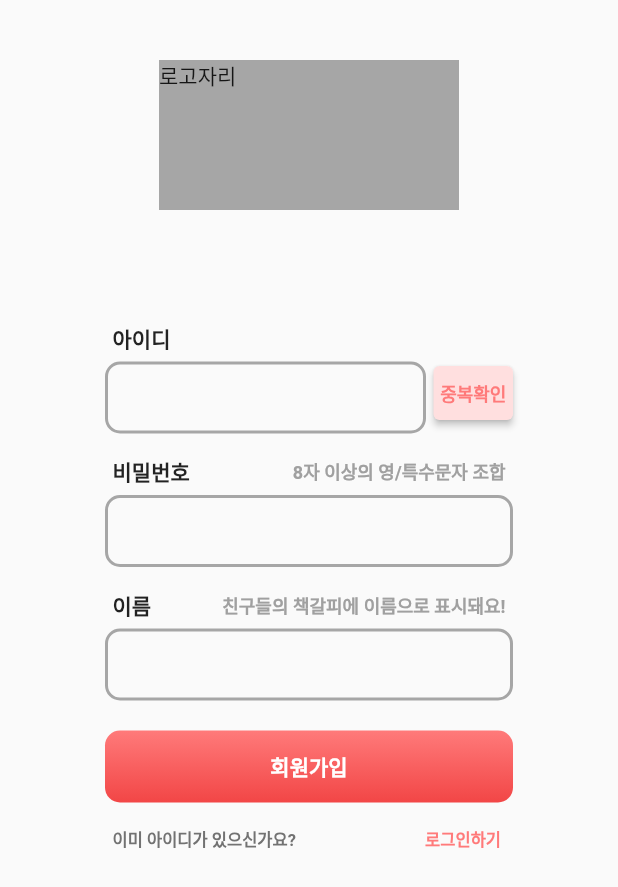
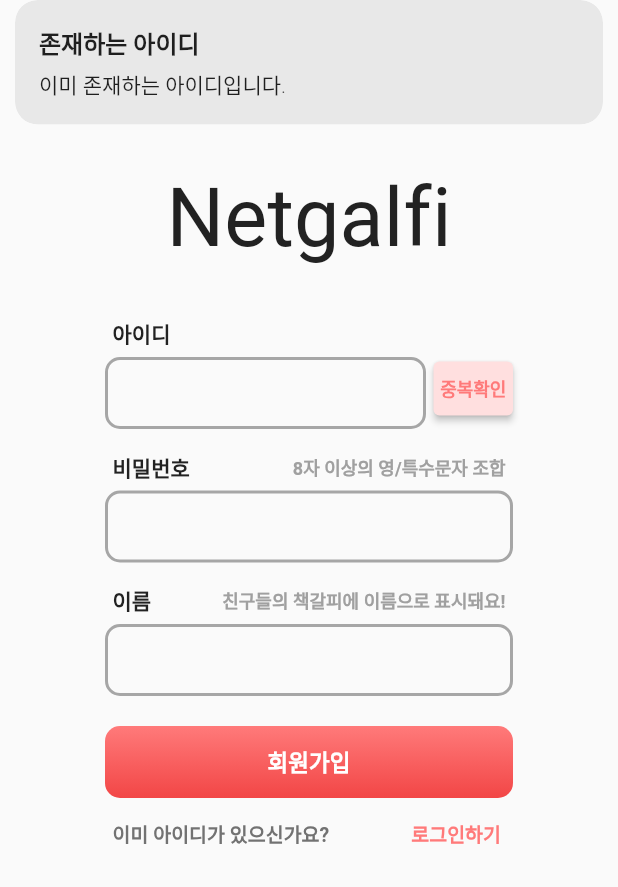
Before and after one commit to SPARCS-2023-StartUp-Hackathon-2/Netgalpi, a Flutter app: the RegisterView screen opened directly, after a tap on "중복확인", on a phone screen of 412 x 824 dp. Shown: the top 887 px of the screen. Run offline on Flutter 3.47's test engine with Material 2 defaults, Android fonts, the phone set to English and light mode, and no system bars; our stand-ins replace cached_network_image, cloud_firestore, eva_icons_flutter, file, firebase_auth, firebase_core and 7 more; accounts and stored records are empty.

Commit message:
Add: Login/Register View UI 수정

```diff
--- a/lib/core/viewmodel/auth_viewmodel.dart
+++ b/lib/core/viewmodel/auth_viewmodel.dart
@@ -81,6 +81,13 @@ class AuthViewModel extends GetxController {
     return true;
   }
 
+  // API for Login View
+  Future<bool> loginDistinctValidator(String username) async {
+    return await FirestoreUser()
+        .getUserByUsername(username)
+        .then((value) => value == null);
+  }
+
   // 휴대전화 local 에서 login 정보 삭제
   void signOut() async {
     try {
--- a/lib/view/auth/register_view.dart
+++ b/lib/view/auth/register_view.dart
@@ -1,5 +1,6 @@
 import 'package:flutter/material.dart';
 import 'package:get/get.dart';
+import 'package:google_fonts/google_fonts.dart';
 
 import '../../constants.dart';
 import '../../core/viewmodel/auth_viewmodel.dart';
@@ -18,24 +19,30 @@ class RegisterView extends GetWidget<AuthViewModel> {
       init: AuthViewModel(),
       builder: ((controller) => Scaffold(
             resizeToAvoidBottomInset: false,
-            body: SingleChildScrollView(
+            body: Container(
+              width: MediaQuery.of(context).size.width,
+              height: MediaQuery.of(context).size.height,
               child: Column(
                 mainAxisAlignment: MainAxisAlignment.center,
                 crossAxisAlignment: CrossAxisAlignment.center,
                 children: [
-                  SizedBox(height: 40),
-                  Container(
-                    width: 200,
-                    height: 100,
-                    color: gray100,
-                    child: Text('로고자리'),
+                  Text(
+                    'Netgalfi',
+                    style: GoogleFonts.dawningOfANewDay(
+                      textStyle: TextStyle(
+                        fontSize: 54,
+                        letterSpacing: 0.1,
+                        color: gray700,
+                      ),
+                    ),
                   ),
                   SizedBox(
                     width: MediaQuery.of(context).size.width,
                     child: Form(
                       key: _formKey,
                       child: Padding(
-                        padding: const EdgeInsets.all(70.0),
+                        padding: const EdgeInsets.symmetric(
+                            horizontal: 70.0, vertical: 30.0),
                         child: Column(children: [
                           Row(
                             children: [
@@ -73,7 +80,32 @@ class RegisterView extends GetWidget<AuthViewModel> {
                                     backgroundColor: salmon50,
                                     padding: EdgeInsets.all(0.0),
                                   ),
-                                  onPressed: () {},
+                                  onPressed: () async {
+                                    _formKey.currentState!.save();
+                                    controller.validatorTitle = '중복 없음';
+                                    controller.validatorMessage =
+                                        '사용 가능한 아이디입니다.';
+                                    _formKey.currentState!.save();
+                                    if (controller.username!.isEmpty ||
+                                        controller.username!.length < 6) {
+                                      controller.validatorTitle = '회원가입 실패';
+                                      controller.validatorMessage =
+                                          '아이디를 6자 이상으로 적어주세요';
+                                    }
+                                    bool isOkay =
+                                        await controller.loginDistinctValidator(
+                                            controller.username!);
+                                    if (isOkay) {
+                                      Get.snackbar(controller.validatorTitle,
+                                          controller.validatorMessage);
+                                    } else {
+                                      controller.validatorTitle = '존재하는 아이디';
+                                      controller.validatorMessage =
+                                          '이미 존재하는 아이디입니다.';
+                                      Get.snackbar(controller.validatorTitle,
+                                          controller.validatorMessage);
+                                    }
+                                  },
                                 ),
                               )
                             ],
@@ -129,7 +161,7 @@ class RegisterView extends GetWidget<AuthViewModel> {
                                   style: TextStyle(
                                     color: Colors.white,
                                     fontWeight: FontWeight.bold,
-                                    fontSize: 14,
+                                    fontSize: 15,
                                   ),
                                 ),
                                 onPressed: () {
@@ -153,7 +185,7 @@ class RegisterView extends GetWidget<AuthViewModel> {
                                 '이미 아이디가 있으신가요?',
                                 style: TextStyle(
                                   color: gray400,
-                                  fontSize: 11,
+                                  fontSize: 13,
                                   fontWeight: FontWeight.bold,
                                 ),
                               ),
@@ -165,7 +197,7 @@ class RegisterView extends GetWidget<AuthViewModel> {
                                   '로그인하기',
                                   style: TextStyle(
                                       color: salmon500,
-                                      fontSize: 11,
+                                      fontSize: 13,
                                       fontWeight: FontWeight.bold),
                                 ),
                                 onPressed: () {
@@ -173,7 +205,8 @@ class RegisterView extends GetWidget<AuthViewModel> {
                                 },
                               )
                             ],
-                          )
+                          ),
+                          SizedBox(height: 100.0)
                         ]),
                       ),
                     ),
```
Also changed, not shown: lib/view/auth/login_view.dart (+21 -13 lines).
